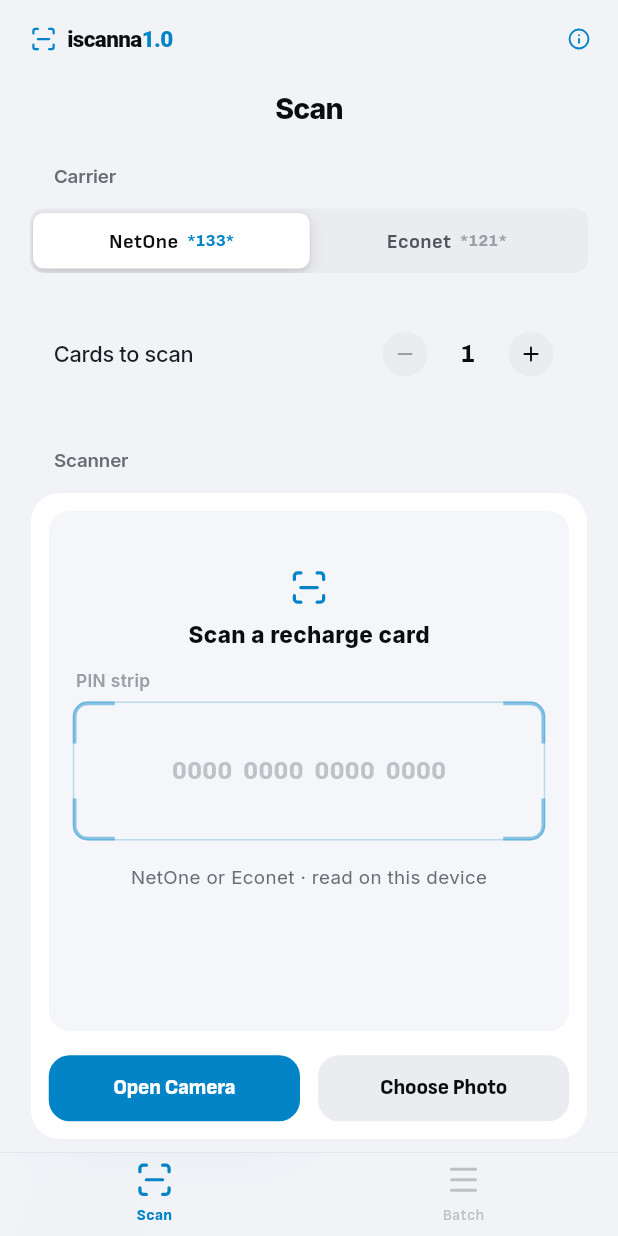
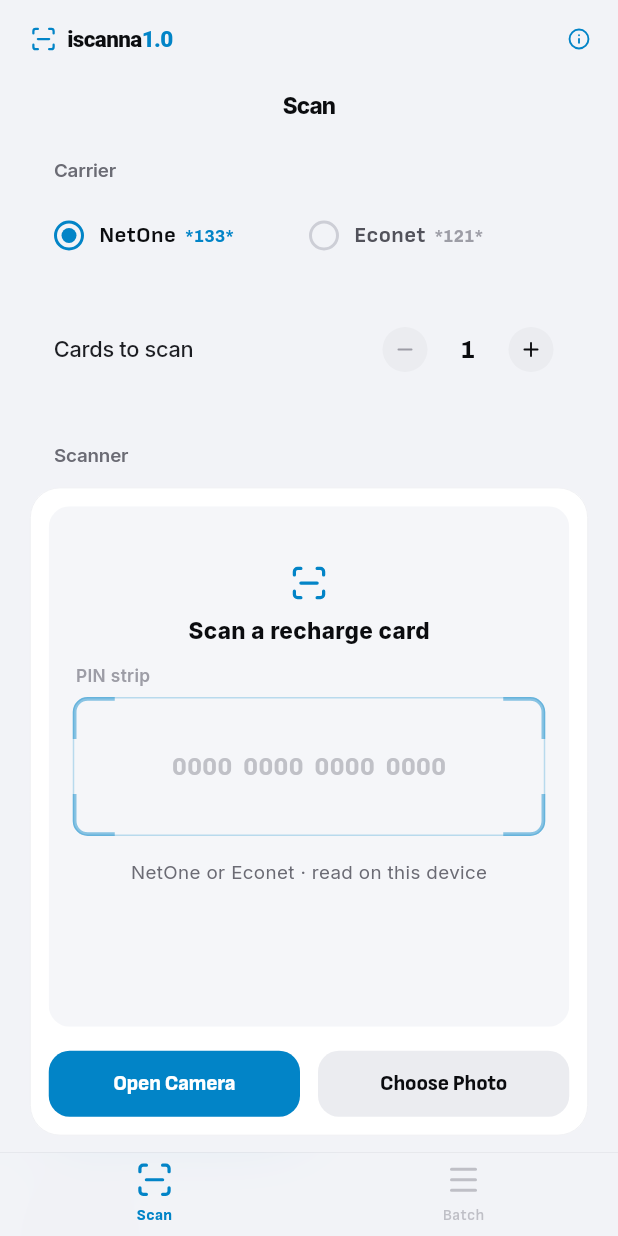
Before and after one commit to brandie-xxx/iscanna-v1.0, a Flutter app: the screen it shows after launch, on a phone screen of 412 x 824 dp. Run offline on Flutter 3.47's test engine with Material 3 defaults, Android fonts, the phone set to English and light mode, and no system bars; our stand-ins replace camera, confetti, image_picker, lucide_icons_flutter, share_plus; missing offline and left inert: google_mlkit_text_recognition.

Commit message:
Radio carrier choice, Inter Tight keypad, iscanna naming
- Carrier choice uses side-by-side radio buttons
- Edit PIN keypad digits in Inter Tight extra bold (ASCII subset, OFL)
- Screen titles match the header wordmark size
- Dial button and batch action read just Dial
- App is named iscanna everywhere except the header wordmark (launcher label,
  title, export file name); tagline Scan - Recharge under the About logo
- About: round logo, no Privacy section, no platform-specific wording

Co-Authored-By: Claude Opus 5.5 <noreply@anthropic.com>
Claude-Session: https://claude.ai/code/session_01XtWghEjRpoRNAof9hKBBwM

```diff
--- a/lib/main.dart
+++ b/lib/main.dart
@@ -61,7 +61,7 @@ class _IscannaAppState extends State<IscannaApp> with WidgetsBindingObserver {
   @override
   Widget build(BuildContext context) {
     return MaterialApp(
-      title: 'iscanna1.0',
+      title: 'iscanna',
       debugShowCheckedModeBanner: false,
       theme: buildAppTheme(),
       // Action sheets and alerts pick up the app's colours and fonts.
--- a/lib/screens/batch_tab.dart
+++ b/lib/screens/batch_tab.dart
@@ -57,7 +57,7 @@ class _BatchTabState extends State<BatchTab> {
       await SharePlus.instance.share(
         ShareParams(
           files: [XFile(file.path, mimeType: _format.mimeType)],
-          subject: 'iscanna1.0 batch export',
+          subject: 'iscanna batch export',
           sharePositionOrigin: origin,
         ),
       );
@@ -140,7 +140,7 @@ class _BatchTabState extends State<BatchTab> {
                 Navigator.pop(ctx);
                 widget.onDial(card);
               },
-              child: Text('Dial ${card.carrierName}', style: action),
+              child: const Text('Dial', style: action),
             ),
           CupertinoActionSheetAction(
             onPressed: () {
--- a/lib/screens/scan_tab.dart
+++ b/lib/screens/scan_tab.dart
@@ -43,9 +43,9 @@ class ScanTab extends StatelessWidget {
                 padding: const EdgeInsets.fromLTRB(AppSpace.lg, 0, AppSpace.lg, AppSpace.md),
                 child: Text('Carrier', style: AppText.sectionHeader),
               ),
-              SegmentedPicker<String>(
+              RadioPicker<String>(
                 value: controller.format.id,
-                segments: {for (final f in kCarrierFormats) f.id: (f.name, f.prefix)},
+                options: {for (final f in kCarrierFormats) f.id: (f.name, f.prefix)},
                 onChanged: (id) => controller.selectFormat(findFormatById(id)!),
               ),
               const SizedBox(height: AppSpace.xxl),
--- a/lib/services/batch_export.dart
+++ b/lib/services/batch_export.dart
@@ -37,5 +37,5 @@ String buildExport(List<ScannedCard> cards, ExportFormat format) {
 
 String exportFileName(ExportFormat format, DateTime now) {
   final date = now.toIso8601String().substring(0, 10);
-  return 'iscanna1.0-batch-$date.${format.extension}';
+  return 'iscanna-batch-$date.${format.extension}';
 }
--- a/lib/theme/app_theme.dart
+++ b/lib/theme/app_theme.dart
@@ -168,13 +168,17 @@ const String kButtonFamily = 'SofiaSans';
 /// Codes, PINs and other figures (Chivo, set heavy).
 const String kDisplayFamily = 'Chivo';
 
+/// Edit PIN keypad digits (Inter Tight, extra bold).
+const String kKeypadFamily = 'InterTight';
+
 /// Typography: Inter for text, Sofia Sans for buttons, Chivo for figures.
 /// Casing is always standard (sentence/title case): never force uppercase.
 abstract final class AppText {
   /// Screen title (centred, collapses into the navigation bar).
   static TextStyle get largeTitle => TextStyle(
     fontFamily: kFontFamily,
-    fontSize: 19,
+    // Same size as the header wordmark.
+    fontSize: 15,
     fontWeight: FontWeight.w800,
     letterSpacing: -0.6,
     color: AppColors.textPrimary,
--- a/lib/widgets/card_results_view.dart
+++ b/lib/widgets/card_results_view.dart
@@ -170,7 +170,7 @@ class _CardResultsViewState extends State<CardResultsView> {
           ),
           const SizedBox(height: AppSpace.xxl),
           AppButton(
-            label: card.canDial ? 'Dial ${card.carrierName}' : 'Fix PIN to Dial',
+            label: 'Dial',
             icon: LucideIcons.phoneCall,
             kind: ButtonKind.filled,
             size: ButtonSize.large,
@@ -181,7 +181,7 @@ class _CardResultsViewState extends State<CardResultsView> {
           if (card.canDial && !canDialUssd) ...[
             const SizedBox(height: AppSpace.sm),
             Text(
-              "iPhone can't open USSD codes from apps, so Dial copies the code for you to paste in Phone.",
+              "This phone can't open USSD codes from apps, so Dial copies the code for you to paste in the Phone app.",
               textAlign: TextAlign.center,
               style: AppText.caption,
             ),
--- a/lib/widgets/common.dart
+++ b/lib/widgets/common.dart
@@ -1,4 +1,3 @@
-import 'package:flutter/cupertino.dart';
 import 'package:flutter/material.dart';
 import 'package:flutter/services.dart';
 import 'package:lucide_icons_flutter/lucide_icons.dart';
@@ -395,60 +394,99 @@ class Capsule extends StatelessWidget {
   }
 }
 
-/// iOS sliding segmented control in the app's colours.
-class SegmentedPicker<T extends Object> extends StatelessWidget {
-  const SegmentedPicker({super.key, required this.value, required this.segments, required this.onChanged});
+/// Radio buttons laid out side by side: a ring per option, filled when selected.
+class RadioPicker<T extends Object> extends StatelessWidget {
+  const RadioPicker({super.key, required this.value, required this.options, required this.onChanged});
 
   final T value;
 
   /// Value → (title, optional detail shown dimmed after it).
-  final Map<T, (String, String?)> segments;
+  final Map<T, (String, String?)> options;
   final ValueChanged<T> onChanged;
 
   @override
   Widget build(BuildContext context) {
-    final light = AppColors.brightness == Brightness.light;
-    return SizedBox(
-      width: double.infinity,
-      child: CupertinoSlidingSegmentedControl<T>(
-        groupValue: value,
-        // Light mode follows iOS: a white thumb on a grey track.
-        backgroundColor: light ? AppColors.surface : AppColors.inset,
-        thumbColor: light ? AppColors.panel : AppColors.surfaceHover,
-        padding: const EdgeInsets.all(3),
-        onValueChanged: (v) {
-          if (v == null || v == value) return;
-          HapticFeedback.selectionClick();
-          onChanged(v);
-        },
-        children: {
-          for (final MapEntry(:key, value: (title, detail)) in segments.entries)
-            key: Padding(
-              padding: const EdgeInsets.symmetric(vertical: 9, horizontal: AppSpace.xs),
+    return Padding(
+      padding: const EdgeInsets.symmetric(horizontal: AppSpace.lg),
+      child: Row(
+        children: [
+          for (final MapEntry(:key, value: (title, detail)) in options.entries)
+            Expanded(
+              child: _RadioOption(title: title, detail: detail, selected: key == value, onTap: () => onChanged(key)),
+            ),
+        ],
+      ),
+    );
+  }
+}
+
+class _RadioOption extends StatelessWidget {
+  const _RadioOption({required this.title, required this.detail, required this.selected, required this.onTap});
+
+  final String title;
+  final String? detail;
+  final bool selected;
+  final VoidCallback onTap;
+
+  @override
+  Widget build(BuildContext context) {
+    return Semantics(
+      inMutuallyExclusiveGroup: true,
+      checked: selected,
+      button: true,
+      label: title,
+      excludeSemantics: true,
+      child: Pressable(
+        onTap: selected ? null : onTap,
+        pressedScale: 1,
+        child: SizedBox(
+          height: kMinTouchTarget,
+          child: Align(
+            alignment: Alignment.centerLeft,
             child: FittedBox(
               fit: BoxFit.scaleDown,
               child: Row(
                 mainAxisSize: MainAxisSize.min,
                 children: [
+                  AnimatedContainer(
+                    duration: const Duration(milliseconds: 160),
+                    width: 20,
+                    height: 20,
+                    alignment: Alignment.center,
+                    decoration: BoxDecoration(
+                      shape: BoxShape.circle,
+                      border: Border.all(color: selected ? AppColors.accent : AppColors.borderStrong, width: 2),
+                    ),
+                    child: AnimatedScale(
+                      duration: const Duration(milliseconds: 160),
+                      scale: selected ? 1 : 0,
+                      child: Container(
+                        width: 10,
+                        height: 10,
+                        decoration: BoxDecoration(color: AppColors.accent, shape: BoxShape.circle),
+                      ),
+                    ),
+                  ),
+                  const SizedBox(width: AppSpace.sm + 2),
                   Text(
                     title,
                     style: TextStyle(
                       fontFamily: kButtonFamily,
-                        fontSize: 13.5,
+                      fontSize: 15,
                       fontWeight: FontWeight.w700,
-                        color: key == value ? AppColors.textPrimary : AppColors.textSecondary,
+                      color: selected ? AppColors.textPrimary : AppColors.textSecondary,
                     ),
                   ),
                   if (detail != null) ...[
                     const SizedBox(width: 6),
                     Text(
-                        detail,
+                      detail!,
                       style: TextStyle(
                         fontFamily: kDisplayFamily,
                         fontWeight: FontWeight.w700,
                         fontFeatures: const [FontFeature.tabularFigures()],
-                          fontSize: 10.5,
-                          color: key == value ? AppColors.accent : AppColors.textFaint,
+                        fontSize: 11,
+                        color: selected ? AppColors.accent : AppColors.textFaint,
                       ),
                     ),
                   ],
@@ -456,7 +494,7 @@ class SegmentedPicker<T extends Object> extends StatelessWidget {
               ),
             ),
           ),
-        },
+        ),
       ),
     );
   }
--- a/lib/widgets/digit_correction_sheet.dart
+++ b/lib/widgets/digit_correction_sheet.dart
@@ -274,7 +274,7 @@ class _KeyState extends State<_Key> {
               ? Icon(widget.icon, size: 22, color: fg)
               : Text(
                   widget.label!,
-                  style: TextStyle(fontFamily: kButtonFamily, fontSize: 21, fontWeight: FontWeight.w600, color: fg),
+                  style: TextStyle(fontFamily: kKeypadFamily, fontSize: 23, fontWeight: FontWeight.w800, color: fg),
                 ),
         ),
       ),
--- a/pubspec.yaml
+++ b/pubspec.yaml
@@ -104,3 +104,8 @@ flutter:
           weight: 800
         - asset: assets/fonts/Chivo-900.ttf
           weight: 900
+    # Edit PIN keypad digits (ASCII subset).
+    - family: InterTight
+      fonts:
+        - asset: assets/fonts/InterTight-800.ttf
+          weight: 800
```
Also changed, not shown: assets/fonts/OFL-InterTight.txt (added, +93 -0 lines), lib/screens/about_sheet.dart (+10 -23 lines), assets/fonts/InterTight-800.ttf (added), 6 other files. Lines whose indentation alone changed are shown as unchanged.
